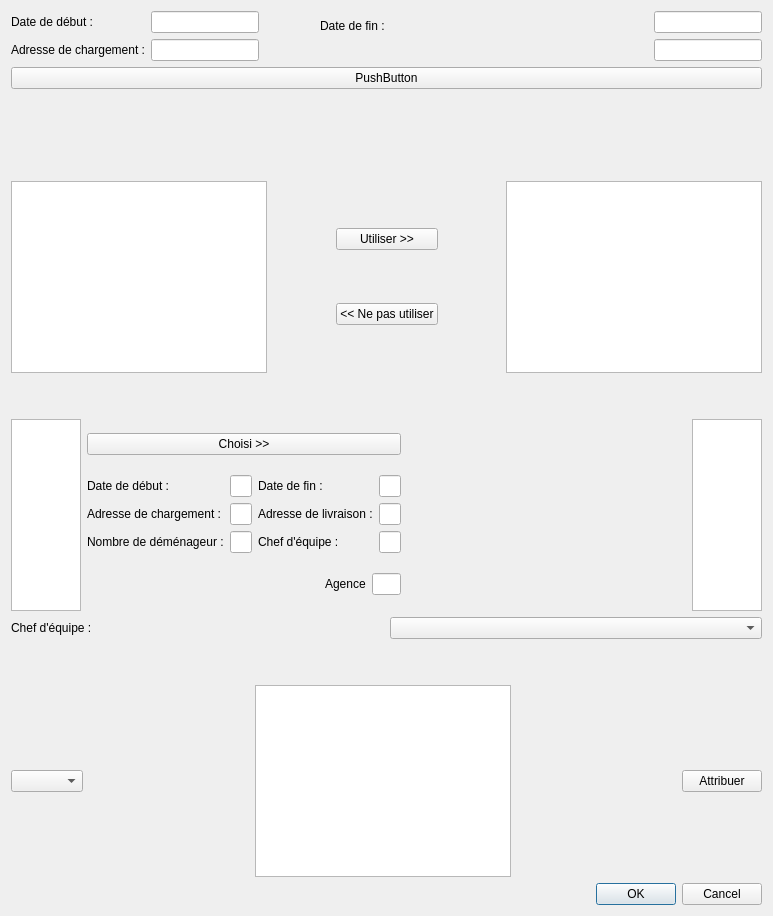
dervieuxC/gestionDemenagementCorrige, file CODE/dialogajoutdossiercommercial.ui: the form before one commit.
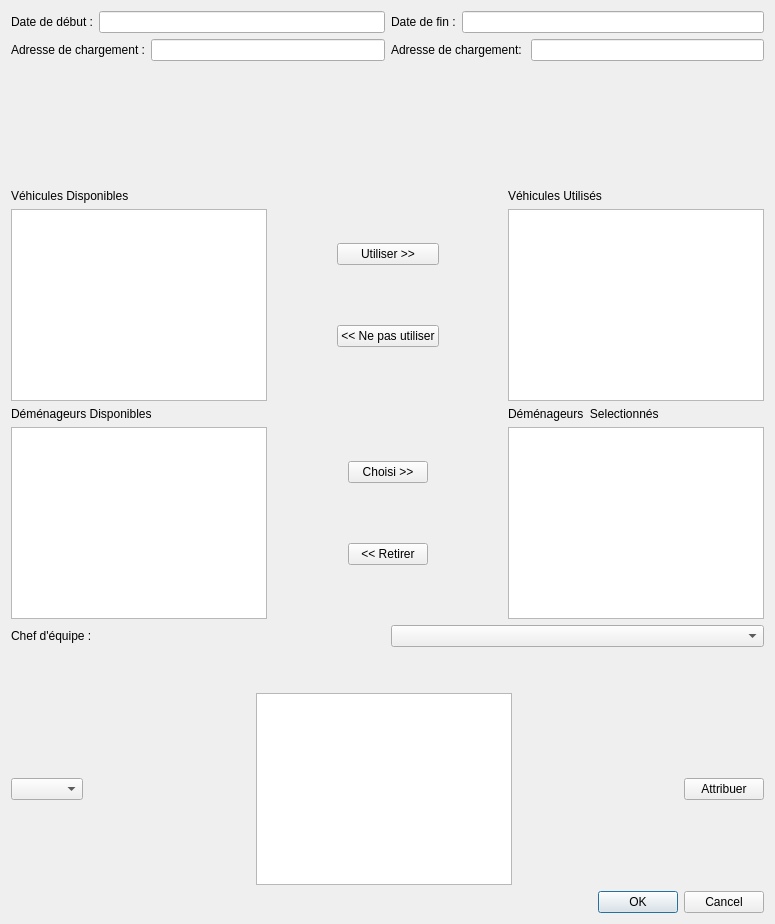
The form after the commit.

```diff
--- a/CODE/dialogajoutdossiercommercial.ui
+++ b/CODE/dialogajoutdossiercommercial.ui
@@ -6,8 +6,8 @@
    <rect>
     <x>0</x>
     <y>0</y>
-    <width>773</width>
-    <height>916</height>
+    <width>775</width>
+    <height>924</height>
    </rect>
   </property>
   <property name="windowTitle">
@@ -15,123 +15,102 @@
   </property>
   <layout class="QVBoxLayout" name="verticalLayout_10">
    <item>
-    <layout class="QVBoxLayout" name="verticalLayout_5">
-     <item>
-      <layout class="QHBoxLayout" name="horizontalLayout_3">
-       <item>
-        <layout class="QHBoxLayout" name="horizontalLayout">
-         <item>
-          <layout class="QVBoxLayout" name="verticalLayout_2">
-           <item>
-            <widget class="QLabel" name="labelDateDebutCommercial">
-             <property name="text">
-              <string>Date de début :</string>
-             </property>
-            </widget>
-           </item>
-           <item>
-            <widget class="QLabel" name="labelChargementCommercial">
-             <property name="text">
-              <string>Adresse de chargement :</string>
-             </property>
-            </widget>
-           </item>
-          </layout>
-         </item>
-         <item>
-          <layout class="QVBoxLayout" name="verticalLayout">
-           <item>
-            <widget class="QLineEdit" name="lineEditDateDebutCommercial"/>
-           </item>
-           <item>
-            <widget class="QLineEdit" name="lineEditChargementCommercial"/>
-           </item>
-          </layout>
-         </item>
-        </layout>
-       </item>
-       <item>
-        <spacer name="horizontalSpacer">
-         <property name="orientation">
-          <enum>Qt::Horizontal</enum>
-         </property>
-         <property name="sizeHint" stdset="0">
-          <size>
-           <width>40</width>
-           <height>20</height>
-          </size>
-         </property>
-        </spacer>
-       </item>
-       <item>
-        <layout class="QHBoxLayout" name="horizontalLayout_2">
-         <item>
-          <layout class="QVBoxLayout" name="verticalLayout_4">
-           <item>
-            <widget class="QLabel" name="labelDateFinCommercial">
-             <property name="text">
-              <string>Date de fin :</string>
-             </property>
-            </widget>
-           </item>
-           <item>
-            <spacer name="horizontalSpacer_2">
-             <property name="orientation">
-              <enum>Qt::Horizontal</enum>
-             </property>
-             <property name="sizeHint" stdset="0">
-              <size>
-               <width>328</width>
-               <height>20</height>
-              </size>
-             </property>
-            </spacer>
-           </item>
-          </layout>
-         </item>
-         <item>
-          <layout class="QVBoxLayout" name="verticalLayout_3">
-           <item>
-            <widget class="QLineEdit" name="lineEditDateFinCommercial"/>
-           </item>
-           <item>
-            <widget class="QLineEdit" name="lineEditLivraisonCommercial"/>
-           </item>
-          </layout>
-         </item>
-        </layout>
-       </item>
-      </layout>
-     </item>
-    </layout>
-   </item>
-   <item>
-    <widget class="QPushButton" name="pushButton">
-     <property name="text">
-      <string>PushButton</string>
-     </property>
-    </widget>
-   </item>
-   <item>
-    <spacer name="verticalSpacer_3">
-     <property name="orientation">
-      <enum>Qt::Vertical</enum>
-     </property>
-     <property name="sizeHint" stdset="0">
-      <size>
-       <width>20</width>
-       <height>40</height>
-      </size>
-     </property>
-    </spacer>
-   </item>
-   <item>
-    <layout class="QVBoxLayout" name="verticalLayout_8">
-     <item>
       <layout class="QHBoxLayout" name="horizontalLayout_5">
        <item>
+      <layout class="QVBoxLayout" name="verticalLayout">
+       <item>
+        <layout class="QHBoxLayout" name="horizontalLayout_4">
+         <item>
+          <widget class="QLabel" name="labelDateDebutCommercial">
+           <property name="text">
+            <string>Date de début :</string>
+           </property>
+          </widget>
+         </item>
+         <item>
+          <widget class="QLineEdit" name="lineEditDateDebutCommercial"/>
+         </item>
+        </layout>
+       </item>
+       <item>
+        <layout class="QHBoxLayout" name="horizontalLayout_3">
+         <item>
+          <widget class="QLabel" name="labelChargementCommercial">
+           <property name="text">
+            <string>Adresse de chargement :</string>
+           </property>
+          </widget>
+         </item>
+         <item>
+          <widget class="QLineEdit" name="lineEditChargementCommercial"/>
+         </item>
+        </layout>
+       </item>
+      </layout>
+     </item>
+     <item>
+      <layout class="QVBoxLayout" name="verticalLayout_2">
+       <item>
+        <layout class="QHBoxLayout" name="horizontalLayout">
+         <item>
+          <widget class="QLabel" name="labelDateFinCommercial">
+           <property name="text">
+            <string>Date de fin :</string>
+           </property>
+          </widget>
+         </item>
+         <item>
+          <widget class="QLineEdit" name="lineEditDateFinCommercial"/>
+         </item>
+        </layout>
+       </item>
+       <item>
+        <layout class="QHBoxLayout" name="horizontalLayout_2">
+         <item>
+          <widget class="QLabel" name="labelLivraisonCommercial">
+           <property name="text">
+            <string>Adresse de chargement: </string>
+           </property>
+          </widget>
+         </item>
+         <item>
+          <widget class="QLineEdit" name="lineEditLivraisonCommercial"/>
+         </item>
+        </layout>
+       </item>
+      </layout>
+     </item>
+    </layout>
+   </item>
+   <item>
+    <spacer name="verticalSpacer">
+     <property name="orientation">
+      <enum>Qt::Vertical</enum>
+     </property>
+     <property name="sizeHint" stdset="0">
+      <size>
+       <width>20</width>
+       <height>40</height>
+      </size>
+     </property>
+    </spacer>
+   </item>
+   <item>
+    <layout class="QHBoxLayout" name="horizontalLayout_6">
+     <item>
+      <layout class="QVBoxLayout" name="verticalLayout_9">
+       <item>
+        <widget class="QLabel" name="label">
+         <property name="text">
+          <string>Véhicules Disponibles</string>
+         </property>
+        </widget>
+       </item>
+       <item>
         <widget class="QListView" name="listViewVehiculesDispo"/>
        </item>
+      </layout>
+     </item>
        <item>
         <spacer name="horizontalSpacer_3">
          <property name="orientation">
@@ -146,7 +125,7 @@
         </spacer>
        </item>
        <item>
-        <layout class="QVBoxLayout" name="verticalLayout_6">
+      <layout class="QVBoxLayout" name="verticalLayout_3">
          <item>
           <widget class="QPushButton" name="pushButtonUtiliser">
            <property name="text">
@@ -177,30 +156,39 @@
         </spacer>
        </item>
        <item>
+      <layout class="QVBoxLayout" name="verticalLayout_8">
+       <item>
+        <widget class="QLabel" name="label_2">
+         <property name="text">
+          <string>Véhicules Utilisés</string>
+         </property>
+        </widget>
+       </item>
+       <item>
         <widget class="QListView" name="listViewVehiculesChoisi"/>
        </item>
       </layout>
      </item>
+    </layout>
+   </item>
      <item>
-      <spacer name="verticalSpacer_2">
-       <property name="orientation">
-        <enum>Qt::Vertical</enum>
-       </property>
-       <property name="sizeHint" stdset="0">
-        <size>
-         <width>20</width>
-         <height>40</height>
-        </size>
-       </property>
-      </spacer>
-     </item>
-     <item>
-      <layout class="QHBoxLayout" name="horizontalLayout_6">
+    <layout class="QHBoxLayout" name="horizontalLayout_7">
+     <item>
+      <layout class="QVBoxLayout" name="verticalLayout_6">
+       <item>
+        <widget class="QLabel" name="label_3">
+         <property name="text">
+          <string>Déménageurs Disponibles</string>
+         </property>
+        </widget>
+       </item>
        <item>
         <widget class="QListView" name="listViewDemenageurDispo"/>
        </item>
+      </layout>
+     </item>
        <item>
-        <spacer name="horizontalSpacer_4">
+      <spacer name="horizontalSpacer">
          <property name="orientation">
           <enum>Qt::Horizontal</enum>
          </property>
@@ -213,7 +201,7 @@
         </spacer>
        </item>
        <item>
-        <layout class="QVBoxLayout" name="verticalLayout_7">
+      <layout class="QVBoxLayout" name="verticalLayout_4">
          <item>
           <widget class="QPushButton" name="pushButtonChoisir">
            <property name="text">
@@ -222,138 +210,35 @@
           </widget>
          </item>
          <item>
-          <layout class="QHBoxLayout" name="horizontalLayout_3">
-           <item>
-            <layout class="QHBoxLayout" name="horizontalLayout">
-             <item>
-              <layout class="QVBoxLayout" name="verticalLayout_2">
-               <item>
-                <widget class="QLabel" name="labelDateDebutCommercial">
+        <widget class="QPushButton" name="pushButtonRetirer">
                  <property name="text">
-                  <string>Date de début :</string>
+          <string>&lt;&lt; Retirer</string>
                  </property>
                 </widget>
                </item>
-               <item>
-                <widget class="QLabel" name="labelChargementCommercial">
-                 <property name="text">
-                  <string>Adresse de chargement :</string>
-                 </property>
-                </widget>
-               </item>
-               <item>
-                <widget class="QLabel" name="labelDemenageurCommercial">
-                 <property name="text">
-                  <string>Nombre de déménageur :</string>
-                 </property>
-                </widget>
-               </item>
               </layout>
              </item>
              <item>
-              <layout class="QVBoxLayout" name="verticalLayout">
-               <item>
-                <widget class="QLineEdit" name="lineEditDateDebutCommercial"/>
-               </item>
-               <item>
-                <widget class="QLineEdit" name="lineEditChargementCommercial"/>
-               </item>
-               <item>
-                <widget class="QLineEdit" name="lineEditDemenageurCommercial"/>
-               </item>
-              </layout>
-             </item>
-            </layout>
-           </item>
-           <item>
-            <layout class="QHBoxLayout" name="horizontalLayout_2">
-             <item>
-              <layout class="QVBoxLayout" name="verticalLayout_4">
-               <item>
-                <widget class="QLabel" name="labelDateFinCommercial">
-                 <property name="text">
-                  <string>Date de fin :</string>
-                 </property>
-                </widget>
-               </item>
-               <item>
-                <widget class="QLabel" name="labelLivraisonCommercial">
-                 <property name="text">
-                  <string>Adresse de livraison :</string>
-                 </property>
-                </widget>
-               </item>
-               <item>
-                <widget class="QLabel" name="labelChefEquipeCommercial">
-                 <property name="text">
-                  <string>Chef d'équipe :</string>
-                 </property>
-                </widget>
-               </item>
-              </layout>
-             </item>
-             <item>
-              <layout class="QVBoxLayout" name="verticalLayout_3">
-               <item>
-                <widget class="QLineEdit" name="lineEditDateFinCommercial"/>
-               </item>
-               <item>
-                <widget class="QLineEdit" name="lineEditLivraisonCommercial"/>
-               </item>
-               <item>
-                <widget class="QLineEdit" name="lineEditChefEquipeCommercial"/>
-               </item>
-              </layout>
-             </item>
-            </layout>
-           </item>
-          </layout>
-         </item>
-         <item>
-          <layout class="QHBoxLayout" name="horizontalLayout_6">
-           <item>
-            <spacer name="horizontalSpacer">
+      <spacer name="horizontalSpacer_4">
              <property name="orientation">
               <enum>Qt::Horizontal</enum>
              </property>
              <property name="sizeHint" stdset="0">
               <size>
-               <width>318</width>
+         <width>40</width>
                <height>20</height>
               </size>
              </property>
             </spacer>
            </item>
            <item>
-            <layout class="QHBoxLayout" name="horizontalLayout_4">
+      <layout class="QVBoxLayout" name="verticalLayout_7">
              <item>
-              <widget class="QLabel" name="labelAgenceCommercial">
+        <widget class="QLabel" name="label_4">
                <property name="text">
-                <string>Agence</string>
-               </property>
-              </widget>
-             </item>
-             <item>
-              <widget class="QLineEdit" name="lineEditAgenceCommercial"/>
-             </item>
-            </layout>
-           </item>
-          </layout>
-         </item>
-        </layout>
-       </item>
-       <item>
-        <spacer name="horizontalSpacer_5">
-         <property name="orientation">
-          <enum>Qt::Horizontal</enum>
-         </property>
-         <property name="sizeHint" stdset="0">
-          <size>
-           <width>628</width>
-           <height>118</height>
-          </size>
-         </property>
-        </spacer>
+          <string>Déménageurs  Selectionnés</string>
+         </property>
+        </widget>
        </item>
        <item>
         <widget class="QListView" name="listViewDemenageurChoisi"/>
@@ -363,9 +248,9 @@
     </layout>
    </item>
    <item>
-    <layout class="QVBoxLayout" name="verticalLayout_9">
+    <layout class="QVBoxLayout" name="verticalLayout_5">
      <item>
-      <layout class="QHBoxLayout" name="horizontalLayout_8">
+      <layout class="QHBoxLayout" name="horizontalLayout_9">
        <item>
         <widget class="QLabel" name="labelChefEquipeCommercial">
          <property name="text">
@@ -392,7 +277,7 @@
       </spacer>
      </item>
      <item>
-      <layout class="QHBoxLayout" name="horizontalLayout_7">
+      <layout class="QHBoxLayout" name="horizontalLayout_8">
        <item>
         <widget class="QComboBox" name="comboBoxDemenageurAttribue">
          <property name="sizeIncrement">
@@ -410,8 +295,6 @@
         </widget>
        </item>
        <item>
-        <layout class="QHBoxLayout" name="horizontalLayout_4">
-         <item>
           <spacer name="horizontalSpacer_6">
            <property name="orientation">
             <enum>Qt::Horizontal</enum>
@@ -446,8 +329,6 @@
             <string>Attribuer</string>
            </property>
           </widget>
-         </item>
-        </layout>
        </item>
       </layout>
      </item>
```
Lines whose indentation alone changed are shown as unchanged.
